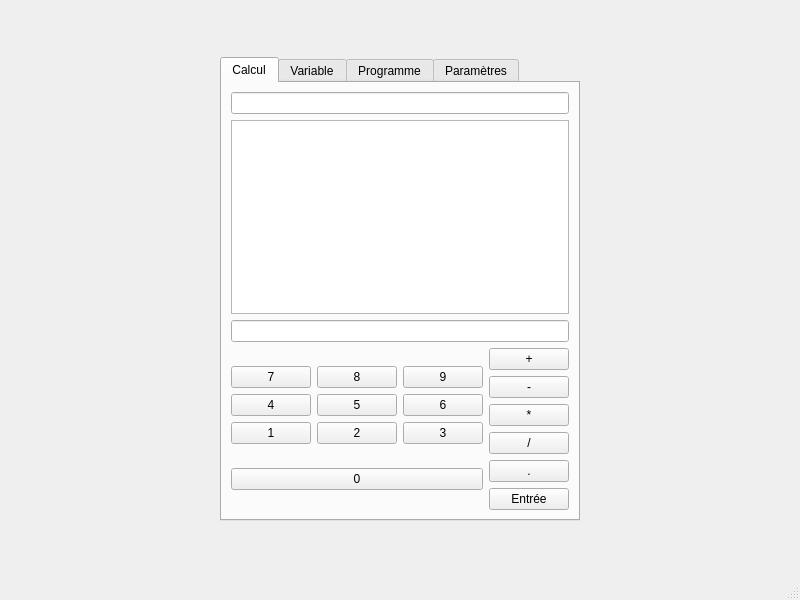
The window that mainwindow.ui (doremiiy/LO21_UTCalculator) describes before a commit, drawn with Qt 5.
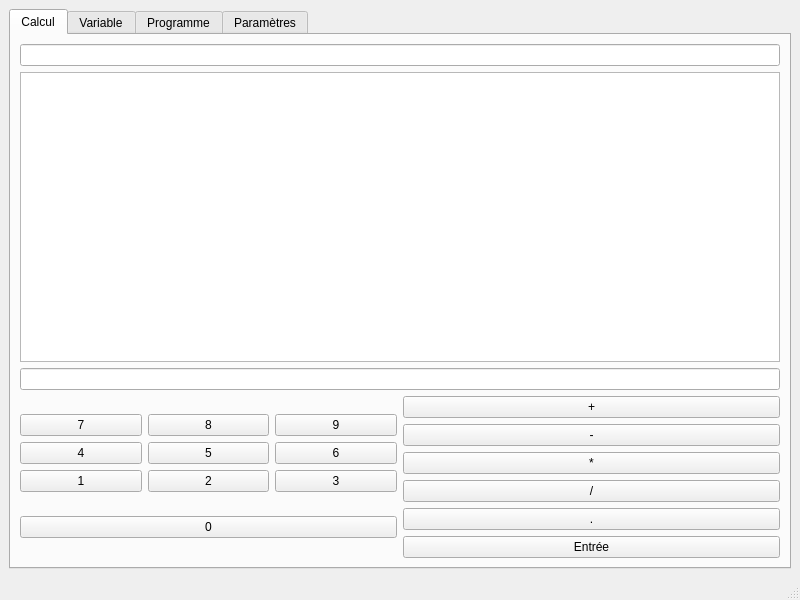
The same window after the commit.

Diff of the .ui file:
```diff
--- a/mainwindow.ui
+++ b/mainwindow.ui
@@ -15,7 +15,7 @@
   </property>
   <widget class="QWidget" name="centralwidget">
    <layout class="QVBoxLayout" name="verticalLayout_6">
-    <item alignment="Qt::AlignHCenter|Qt::AlignVCenter">
+    <item>
      <widget class="QTabWidget" name="tabWidget">
       <property name="maximumSize">
        <size>
```
